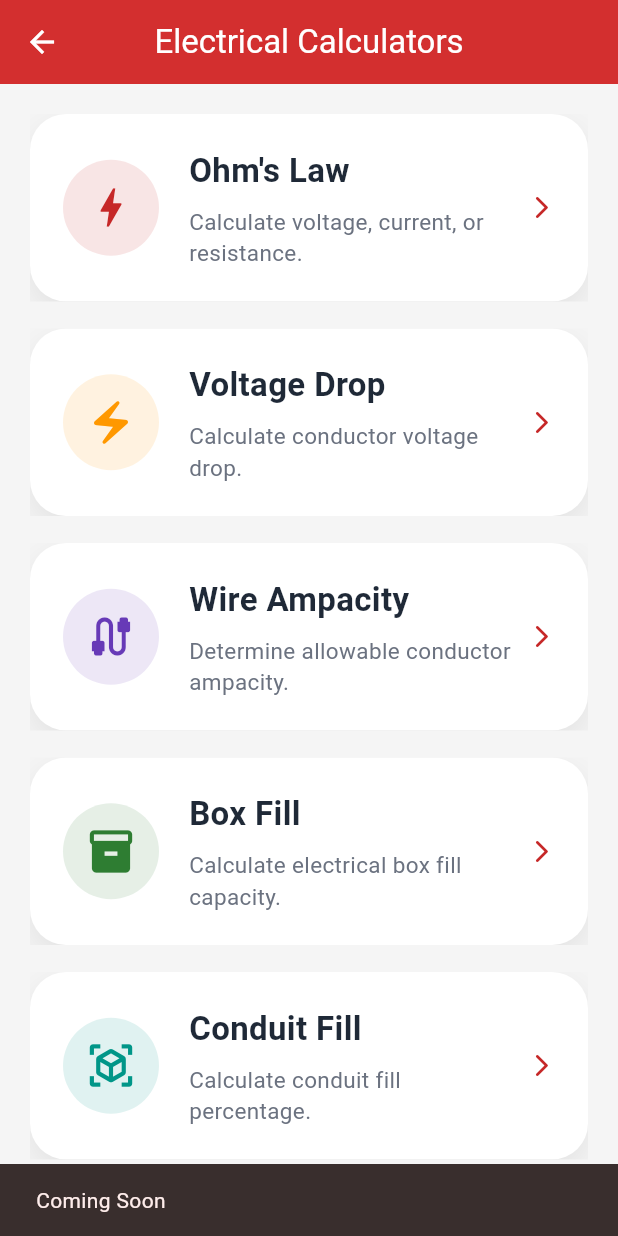
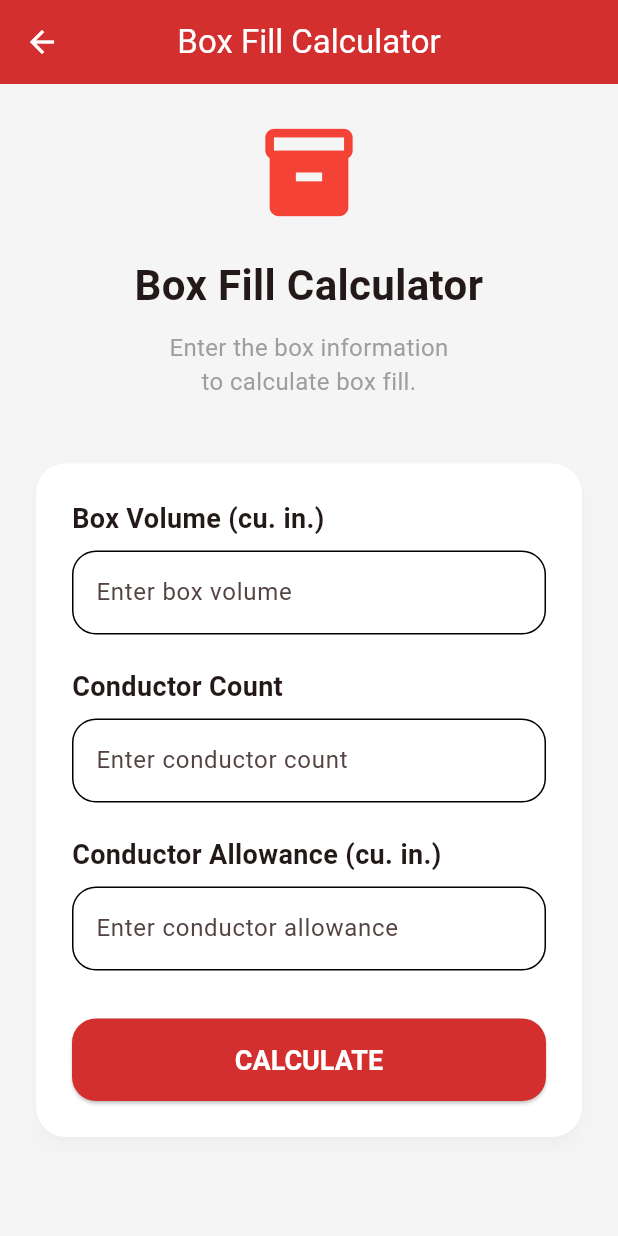
Before and after one commit to L2kee/ElectricalAI-Pro, a Flutter app: the CalculatorsScreen screen opened directly, after a tap on "Box Fill", on a phone screen of 412 x 824 dp. Run offline on Flutter 3.47's test engine with Material 3 defaults, Android fonts, the phone set to English and light mode, and no system bars.

Commit message:
Add Box Fill calculator

```diff
--- /dev/null
+++ b/frontend/lib/screens/box_fill_screen.dart
@@ -0,0 +1,399 @@
+import 'package:flutter/material.dart';
+
+import '../services/calculator_service.dart';
+
+class BoxFillScreen extends StatefulWidget {
+  const BoxFillScreen({super.key});
+
+  @override
+  State<BoxFillScreen> createState() =>
+      _BoxFillScreenState();
+}
+
+class _BoxFillScreenState
+    extends State<BoxFillScreen> {
+
+  final CalculatorService _calculatorService =
+      CalculatorService();
+
+  final TextEditingController _boxVolumeController =
+      TextEditingController();
+
+  final TextEditingController _conductorCountController =
+      TextEditingController();
+
+  final TextEditingController _conductorAllowanceController =
+      TextEditingController();
+
+  bool _loading = false;
+
+  String _statusMessage = "";
+
+  double? _requiredVolume;
+
+  double? _remainingVolume;
+
+  bool? _boxIsLargeEnough;
+
+  double? _parseDouble(String value) {
+    if (value.trim().isEmpty) {
+      return null;
+    }
+
+    return double.tryParse(value.trim());
+  }
+
+  int? _parseInt(String value) {
+    if (value.trim().isEmpty) {
+      return null;
+    }
+
+    return int.tryParse(value.trim());
+  }
+
+  Future<void> _calculate() async {
+
+    final boxVolume =
+        _parseDouble(_boxVolumeController.text);
+
+    final conductorCount =
+        _parseInt(_conductorCountController.text);
+
+    final conductorAllowance =
+        _parseDouble(
+            _conductorAllowanceController.text);
+
+    if (boxVolume == null ||
+        conductorCount == null ||
+        conductorAllowance == null) {
+
+      setState(() {
+
+        _statusMessage =
+            "Please enter all values.";
+
+        _requiredVolume = null;
+
+        _remainingVolume = null;
+
+        _boxIsLargeEnough = null;
+
+      });
+
+      return;
+    }
+
+    setState(() {
+
+      _loading = true;
+
+      _statusMessage = "";
+
+      _requiredVolume = null;
+
+      _remainingVolume = null;
+
+      _boxIsLargeEnough = null;
+
+    });
+
+    try {
+
+      final result =
+          await _calculatorService.calculateBoxFill(
+
+        boxVolume: boxVolume,
+
+        conductorCount: conductorCount,
+
+        conductorAllowance:
+            conductorAllowance,
+
+      );
+
+      setState(() {
+
+        _requiredVolume =
+            (result["required_volume"] as num)
+                .toDouble();
+
+        _remainingVolume =
+            (result["remaining_volume"] as num)
+                .toDouble();
+
+        _boxIsLargeEnough =
+            result["box_is_large_enough"];
+
+        _statusMessage =
+            "✓ Box Fill calculated successfully";
+
+      });
+
+    } catch (e) {
+
+      setState(() {
+
+        _statusMessage = "Error\n$e";
+
+      });
+
+    }
+
+    setState(() {
+
+      _loading = false;
+
+    });
+
+  }
+
+  Widget buildField({
+    required String label,
+    required String hint,
+    required TextEditingController controller,
+  }) {
+    return Padding(
+      padding: const EdgeInsets.only(bottom: 22),
+      child: Column(
+        crossAxisAlignment:
+            CrossAxisAlignment.start,
+        children: [
+
+          Text(
+            label,
+            style: const TextStyle(
+              fontSize: 18,
+              fontWeight: FontWeight.bold,
+            ),
+          ),
+
+          const SizedBox(height: 8),
+
+          TextField(
+            controller: controller,
+            keyboardType:
+                const TextInputType.numberWithOptions(
+              decimal: true,
+            ),
+            decoration: InputDecoration(
+              hintText: hint,
+              border: OutlineInputBorder(
+                borderRadius:
+                    BorderRadius.circular(12),
+              ),
+            ),
+          ),
+        ],
+      ),
+    );
+  }
+    @override
+  Widget build(BuildContext context) {
+    return Scaffold(
+      appBar: AppBar(
+        title: const Text("Box Fill Calculator"),
+      ),
+      body: SingleChildScrollView(
+        padding: const EdgeInsets.all(24),
+        child: Column(
+          crossAxisAlignment: CrossAxisAlignment.stretch,
+          children: [
+
+            const Icon(
+              Icons.inventory_2,
+              size: 70,
+              color: Colors.red,
+            ),
+
+            const SizedBox(height: 20),
+
+            const Text(
+              "Box Fill Calculator",
+              textAlign: TextAlign.center,
+              style: TextStyle(
+                fontSize: 28,
+                fontWeight: FontWeight.bold,
+              ),
+            ),
+
+            const SizedBox(height: 10),
+
+            const Text(
+              "Enter the box information\n"
+              "to calculate box fill.",
+              textAlign: TextAlign.center,
+              style: TextStyle(
+                fontSize: 16,
+                color: Colors.grey,
+              ),
+            ),
+
+            const SizedBox(height: 35),
+
+            Card(
+              elevation: 4,
+              shadowColor: Colors.black12,
+              shape: RoundedRectangleBorder(
+                borderRadius: BorderRadius.circular(20),
+              ),
+              child: Padding(
+                padding: const EdgeInsets.all(24),
+                child: Column(
+                  crossAxisAlignment:
+                      CrossAxisAlignment.stretch,
+                  children: [
+
+                    buildField(
+                      label: "Box Volume (cu. in.)",
+                      hint: "Enter box volume",
+                      controller: _boxVolumeController,
+                    ),
+
+                    buildField(
+                      label: "Conductor Count",
+                      hint: "Enter conductor count",
+                      controller: _conductorCountController,
+                    ),
+
+                    buildField(
+                      label: "Conductor Allowance (cu. in.)",
+                      hint: "Enter conductor allowance",
+                      controller:
+                          _conductorAllowanceController,
+                    ),
+
+                    const SizedBox(height: 10),
+
+                    SizedBox(
+                      height: 55,
+                      child: ElevatedButton(
+                        onPressed:
+                            _loading ? null : _calculate,
+                        child: _loading
+                            ? const SizedBox(
+                                height: 24,
+                                width: 24,
+                                child:
+                                    CircularProgressIndicator(
+                                  strokeWidth: 3,
+                                  color: Colors.white,
+                                ),
+                              )
+                            : const Text(
+                                "CALCULATE",
+                                style: TextStyle(
+                                  fontSize: 18,
+                                  fontWeight:
+                                      FontWeight.bold,
+                                ),
+                              ),
+                      ),
+                    ),
+
+                  ],
+                ),
+              ),
+            ),
+
+            const SizedBox(height: 30),
+                        if (_statusMessage.isNotEmpty)
+              Card(
+                elevation: 3,
+                child: Padding(
+                  padding: const EdgeInsets.all(18),
+                  child: Column(
+                    children: [
+
+                      Text(
+                        _statusMessage,
+                        textAlign: TextAlign.center,
+                        style: const TextStyle(
+                          fontSize: 18,
+                          fontWeight: FontWeight.w600,
+                        ),
+                      ),
+
+                      if (_requiredVolume != null &&
+                          _remainingVolume != null &&
+                          _boxIsLargeEnough != null) ...[
+
+                        const SizedBox(height: 18),
+
+                        const Divider(),
+
+                        const SizedBox(height: 12),
+
+                        const Text(
+                          "Required Volume",
+                          style: TextStyle(
+                            fontSize: 16,
+                            color: Colors.grey,
+                          ),
+                        ),
+
+                        const SizedBox(height: 8),
+
+                        Text(
+                          "${_requiredVolume!.toStringAsFixed(2)} cu. in.",
+                          style: const TextStyle(
+                            fontSize: 28,
+                            fontWeight: FontWeight.bold,
+                            color: Colors.red,
+                          ),
+                        ),
+
+                        const SizedBox(height: 20),
+
+                        const Text(
+                          "Remaining Volume",
+                          style: TextStyle(
+                            fontSize: 16,
+                            color: Colors.grey,
+                          ),
+                        ),
+
+                        const SizedBox(height: 8),
+
+                        Text(
+                          "${_remainingVolume!.toStringAsFixed(2)} cu. in.",
+                          style: const TextStyle(
+                            fontSize: 28,
+                            fontWeight: FontWeight.bold,
+                            color: Colors.red,
+                          ),
+                        ),
+
+                        const SizedBox(height: 20),
+
+                        Text(
+                          _boxIsLargeEnough!
+                              ? "✔ Box is large enough"
+                              : "✖ Box is NOT large enough",
+                          textAlign: TextAlign.center,
+                          style: TextStyle(
+                            fontSize: 18,
+                            fontWeight: FontWeight.bold,
+                            color: _boxIsLargeEnough!
+                                ? Colors.green
+                                : Colors.red,
+                          ),
+                        ),
+                      ],
+                    ],
+                  ),
+                ),
+              ),
+          ],
+        ),
+      ),
+    );
+  }
+
+  @override
+  void dispose() {
+    _boxVolumeController.dispose();
+    _conductorCountController.dispose();
+    _conductorAllowanceController.dispose();
+    super.dispose();
+  }
+}
--- a/frontend/lib/screens/calculators_screen.dart
+++ b/frontend/lib/screens/calculators_screen.dart
@@ -6,6 +6,7 @@ import '../widgets/feature_card.dart';
 import 'ohms_law_screen.dart';
 import 'voltage_drop_screen.dart';
 import 'wire_ampacity_screen.dart';
+import 'box_fill_screen.dart';
 
 class CalculatorsScreen extends StatelessWidget {
   const CalculatorsScreen({super.key});
@@ -84,7 +85,14 @@ class CalculatorsScreen extends StatelessWidget {
               iconColor: AppColors.success,
               title: "Box Fill",
               subtitle: "Calculate electrical box fill capacity.",
-              onTap: () => _comingSoon(context),
+              onTap: () {
+                Navigator.push(
+                  context,
+                  MaterialPageRoute(
+                    builder: (_) => const BoxFillScreen(),
+                  ),
+                );
+              },
             ),
 
             const SizedBox(height: 18),
--- a/frontend/lib/screens/wire_ampacity_screen.dart
+++ b/frontend/lib/screens/wire_ampacity_screen.dart
@@ -134,7 +134,7 @@ class _WireAmpacityScreenState extends State<WireAmpacityScreen> {
                     const SizedBox(height: 8),
 
                     DropdownButtonFormField<String>(
-                      value: _selectedWireSize,
+                      initialValue: _selectedWireSize,
                       decoration: InputDecoration(
                         border: OutlineInputBorder(
                           borderRadius: BorderRadius.circular(12),
@@ -163,7 +163,7 @@ class _WireAmpacityScreenState extends State<WireAmpacityScreen> {
                     const SizedBox(height: 8),
 
                     DropdownButtonFormField<String>(
-                      value: _selectedTemperature,
+                      initialValue: _selectedTemperature,
                       decoration: InputDecoration(
                         border: OutlineInputBorder(
                           borderRadius: BorderRadius.circular(12),
@@ -262,7 +262,7 @@ class _WireAmpacityScreenState extends State<WireAmpacityScreen> {
                         ),
 
                         Text(
-                          "${_selectedTemperature}°C",
+                          "$_selectedTemperature°C",
                           style: const TextStyle(
                             fontSize: 16,
                             color: Colors.grey,
--- a/frontend/lib/widgets/feature_card.dart
+++ b/frontend/lib/widgets/feature_card.dart
@@ -44,12 +44,11 @@ class FeatureCard extends StatelessWidget {
             ),
             child: Row(
               children: [
-
                 Container(
                   width: 64,
                   height: 64,
                   decoration: BoxDecoration(
-                    color: iconColor.withOpacity(.12),
+                    color: Colors.black.withValues(alpha: 0.08),
                     shape: BoxShape.circle,
                   ),
                   child: Icon(
@@ -65,7 +64,6 @@ class FeatureCard extends StatelessWidget {
                   child: Column(
                     crossAxisAlignment: CrossAxisAlignment.start,
                     children: [
-
                       Text(
                         title,
                         style: const TextStyle(
```
Also changed, not shown: frontend/lib/services/calculator_service.dart (+26 -0 lines).
